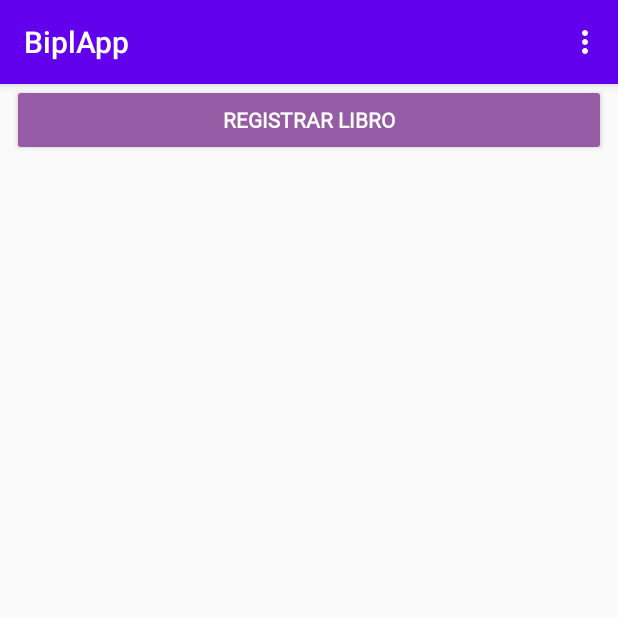
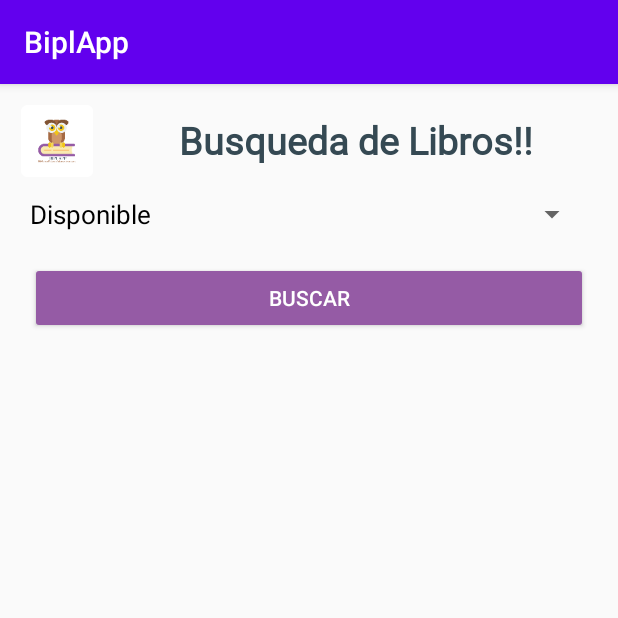
Before and after one commit to jesanbrito/BiplApp, an Android app: the ActivityBookListAdmin screen opened directly, with no data from a screen before it, in the options menu, after a tap on "Consultas Generales", on a phone screen of 412 x 824 dp, the top half of it. Run offline under Robolectric (Android 15) with nearby library versions, the phone set to English and light mode, and no system bars; our stand-ins replace Firebase (no records; nobody signed in at launch, a user with empty details on screens opened directly), data binding; pictures from the network do not load; Roboto replaces fonts that are not available here; 1 statement that could not run was skipped.

Commit message:
Busqueda

```diff
--- a/app/src/main/AndroidManifest.xml
+++ b/app/src/main/AndroidManifest.xml
@@ -15,7 +15,8 @@
         android:roundIcon="@mipmap/ic_launcher_round"
         android:supportsRtl="true"
         android:theme="@style/Theme.BiplApp">
-        <activity android:name=".view.activity.UserDetailActivity"></activity>
+        <activity android:name=".view.activity.SearchBookActivity"></activity>
+        <activity android:name=".view.activity.UserDetailActivity" />
         <activity android:name=".view.activity.ActivityDetailBook" />
         <activity android:name=".view.activity.ActivityBookListAdmin" />
         <activity android:name=".view.activity.ActivityAddBook" />
--- a/app/src/main/java/co/edu/unab/tas/ejuab/biplapp/model/repository/BookRepository.java
+++ b/app/src/main/java/co/edu/unab/tas/ejuab/biplapp/model/repository/BookRepository.java
@@ -211,4 +211,27 @@ public class BookRepository {
         });
     }
 
+    public void loadSearchBook(Integer filter) {
+        if (!filter.equals("")) {
+            firestore.collection(BOOK_COLLECTION).whereEqualTo("status", filter).get().addOnCompleteListener(new OnCompleteListener<QuerySnapshot>() {
+                @Override
+                public void onComplete(@NonNull Task<QuerySnapshot> task) {
+                    if (task.isSuccessful()) {
+                        List<Book> list = new ArrayList<>();
+                        for (DocumentSnapshot item : task.getResult().getDocuments()) {
+                            Book book = item.toObject(Book.class);
+                            book.setBid(item.getId());
+                            list.add(book);
+                            bookList.setValue(list);
+                        }
+                    } else {
+                        Log.e("firestore", task.getException().getMessage());
+                    }
+                }
+            });
+        } else {
+            loadBooks();
+        }
+    }
+
 }
--- a/app/src/main/java/co/edu/unab/tas/ejuab/biplapp/view/activity/ActivityBookListAdmin.java
+++ b/app/src/main/java/co/edu/unab/tas/ejuab/biplapp/view/activity/ActivityBookListAdmin.java
@@ -40,17 +40,22 @@ public class ActivityBookListAdmin extends AppCompatActivity {
 
     @Override
     public boolean onOptionsItemSelected(@NonNull MenuItem item) {
+        Intent in;
         switch (item.getItemId()) {
             case R.id.mi_close_session:
                 FirebaseAuth auth = FirebaseAuth.getInstance();
                 auth.signOut();
-                Intent i =  new Intent(ActivityBookListAdmin.this,MainActivity.class);
-                startActivity(i);
+                in =  new Intent(ActivityBookListAdmin.this,MainActivity.class);
+                startActivity(in);
                 finish();
                 break;
             case R.id.mi_admin_user:
-                Intent myIntent = new Intent(ActivityBookListAdmin.this, UserListActivity.class);
-                startActivity(myIntent);
+                in = new Intent(ActivityBookListAdmin.this, UserListActivity.class);
+                startActivity(in);
+                break;
+            case R.id.mi_list_loan:
+                in = new Intent(ActivityBookListAdmin.this, SearchBookActivity.class);
+                startActivity(in);
                 break;
         }
         return super.onOptionsItemSelected(item);
--- /dev/null
+++ b/app/src/main/java/co/edu/unab/tas/ejuab/biplapp/view/activity/SearchBookActivity.java
@@ -0,0 +1,88 @@
+package co.edu.unab.tas.ejuab.biplapp.view.activity;
+
+import androidx.appcompat.app.AppCompatActivity;
+import androidx.databinding.DataBindingUtil;
+import androidx.lifecycle.Observer;
+import androidx.lifecycle.ViewModelProvider;
+
+import android.os.Bundle;
+import android.util.Log;
+import android.view.View;
+import android.widget.AdapterView;
+import android.widget.ArrayAdapter;
+
+import java.util.ArrayList;
+import java.util.List;
+
+import co.edu.unab.tas.ejuab.biplapp.R;
+import co.edu.unab.tas.ejuab.biplapp.databinding.ActivitySearchBookBinding;
+import co.edu.unab.tas.ejuab.biplapp.model.entity.Book;
+import co.edu.unab.tas.ejuab.biplapp.view.adapter.BookAdapter;
+import co.edu.unab.tas.ejuab.biplapp.viewmodel.BookListViewModel;
+
+public class SearchBookActivity extends AppCompatActivity {
+
+    //private ActivityBookListAdminBinding bookListAdminBinding;
+    private ActivitySearchBookBinding searchBookBinding;
+    private BookAdapter myAdapter;
+    private String filterSelect= "";
+
+    @Override
+    protected void onCreate(Bundle savedInstanceState) {
+        super.onCreate(savedInstanceState);
+        //setContentView(R.layout.activity_search_book);
+
+        searchBookBinding = DataBindingUtil.setContentView(SearchBookActivity.this, R.layout.activity_search_book);
+        BookListViewModel viewModel = new ViewModelProvider(SearchBookActivity.this).get(BookListViewModel.class);
+        searchBookBinding.setViewModelAdmin(viewModel);
+        myAdapter = new BookAdapter(new ArrayList<>());
+
+        viewModel.getBooks().observe(SearchBookActivity.this, new Observer<List<Book>>() {
+            @Override
+            public void onChanged(List<Book> books) {
+                myAdapter.setBooks((ArrayList<Book>) books);
+            }
+        });
+
+        searchBookBinding.rvSearchBook.setHasFixedSize(true);
+        searchBookBinding.rvSearchBook.setAdapter(myAdapter);
+
+        String[] textFilter = getResources().getStringArray(R.array.statusbook);
+        ArrayAdapter<String> adapterSP = new ArrayAdapter<String>(SearchBookActivity.this, R.layout.text_view_spinner, textFilter);
+        adapterSP.setDropDownViewResource(R.layout.text_view_spinner);
+        searchBookBinding.spSearch.setAdapter(adapterSP);
+
+        searchBookBinding.spSearch.setOnItemSelectedListener(new AdapterView.OnItemSelectedListener() {
+            @Override
+            public void onItemSelected(AdapterView<?> parent, View view, int position, long id) {
+                filterSelect = parent.getItemAtPosition(position).toString();
+            }
+
+            @Override
+            public void onNothingSelected(AdapterView<?> parent) {
+
+            }
+        });
+
+        searchBookBinding.searchBooks.setOnClickListener(new View.OnClickListener() {
+            @Override
+            public void onClick(View v) {
+                Integer filter = 1;
+
+                if (filterSelect.equals("Reservado")) {
+                    filter = 2;
+                } else if (filterSelect.equals("Prestado")) {
+                    filter = 3;
+                }
+                viewModel.loadSearchBook(filter);
+            }
+        });
+
+    }
+
+    @Override
+    protected void onResume() {
+        super.onResume();
+        searchBookBinding.getViewModelAdmin().loadBooks();
+    }
+}
--- a/app/src/main/java/co/edu/unab/tas/ejuab/biplapp/viewmodel/BookListViewModel.java
+++ b/app/src/main/java/co/edu/unab/tas/ejuab/biplapp/viewmodel/BookListViewModel.java
@@ -34,4 +34,8 @@ public class BookListViewModel extends AndroidViewModel {
     public void loadFiltersBook(String filter, String value) {
         bookRepository.loadFiltersBook(filter,value);
     }
+
+    public void loadSearchBook(Integer filter){
+        bookRepository.loadSearchBook(filter);
+    }
 }
--- /dev/null
+++ b/app/src/main/res/layout/activity_search_book.xml
@@ -0,0 +1,86 @@
+<?xml version="1.0" encoding="utf-8"?>
+<layout xmlns:android="http://schemas.android.com/apk/res/android"
+    xmlns:app="http://schemas.android.com/apk/res-auto"
+    xmlns:tools="http://schemas.android.com/tools">
+
+    <data>
+        <variable
+            name="viewModelAdmin"
+            type="co.edu.unab.tas.ejuab.biplapp.viewmodel.BookListViewModel" />
+        <variable
+            name="statusbook"
+            type="String" />
+    </data>
+
+    <ScrollView
+        android:layout_width="match_parent"
+        android:layout_height="match_parent">
+
+        <androidx.constraintlayout.widget.ConstraintLayout
+            android:layout_width="match_parent"
+            android:layout_height="match_parent"
+            tools:context=".view.activity.SearchBookActivity">
+
+            <ImageView
+                android:id="@+id/iv_banner_init"
+                android:layout_width="48dp"
+                android:layout_height="48dp"
+                android:layout_margin="14dp"
+                app:layout_constraintStart_toStartOf="parent"
+                app:layout_constraintTop_toTopOf="parent"
+                app:srcCompat="@mipmap/ic_buho_init" />
+
+            <TextView
+                android:id="@+id/tv_title_list"
+                android:layout_width="0dp"
+                android:layout_height="wrap_content"
+                android:layout_margin="20dp"
+                android:fontFamily="@font/sorts_mill_goudy"
+                android:text="Busqueda de Libros!!"
+                android:textAlignment="center"
+                android:textAppearance="@style/TextAppearance.AppCompat.Body1"
+                android:textColor="#354953"
+                android:textSize="25dp"
+                android:textStyle="bold"
+                app:layout_constraintEnd_toEndOf="parent"
+                app:layout_constraintStart_toEndOf="@+id/iv_banner_init"
+                app:layout_constraintTop_toTopOf="parent"/>
+
+            <Spinner
+                android:id="@+id/sp_search"
+                android:layout_width="match_parent"
+                android:layout_height="wrap_content"
+                android:elevation="10dp"
+                android:layout_margin="20dp"
+                app:layout_constraintTop_toBottomOf="@+id/tv_title_list"
+                app:layout_constraintStart_toStartOf="parent" />
+
+            <Button
+                android:id="@+id/search_books"
+                android:layout_width="0dp"
+                android:layout_height="wrap_content"
+                android:text="Buscar"
+                android:layout_marginTop="10dp"
+                android:layout_margin="20dp"
+                android:backgroundTint="#955BA5"
+                android:textColor="#FFFFFF"
+                app:layout_constraintEnd_toEndOf="parent"
+                app:layout_constraintStart_toStartOf="parent"
+                app:layout_constraintTop_toBottomOf="@+id/sp_search"
+                />
+
+            <androidx.recyclerview.widget.RecyclerView
+                android:id="@+id/rv_search_book"
+                android:layout_width="match_parent"
+                android:layout_height="wrap_content"
+                android:layout_marginTop="20dp"
+                android:padding="10dp"
+                app:layoutManager="androidx.recyclerview.widget.LinearLayoutManager"
+                app:layout_constraintBottom_toBottomOf="parent"
+                app:layout_constraintEnd_toEndOf="parent"
+                app:layout_constraintStart_toStartOf="parent"
+                app:layout_constraintTop_toBottomOf="@id/search_books"/>
+
+        </androidx.constraintlayout.widget.ConstraintLayout>
+    </ScrollView>
+</layout>
--- /dev/null
+++ b/app/src/main/res/values/statusbook.xml
@@ -0,0 +1,8 @@
+<?xml version="1.0" encoding="utf-8"?>
+<resources>
+    <string-array name="statusbook">
+        <item>Disponible</item>
+        <item>Reservado</item>
+        <item>Prestado</item>
+    </string-array>
+</resources>
```
Also changed, not shown: app/src/main/java/co/edu/unab/tas/ejuab/biplapp/view/activity/UserDetailActivity.java (line endings or trailing spaces).
